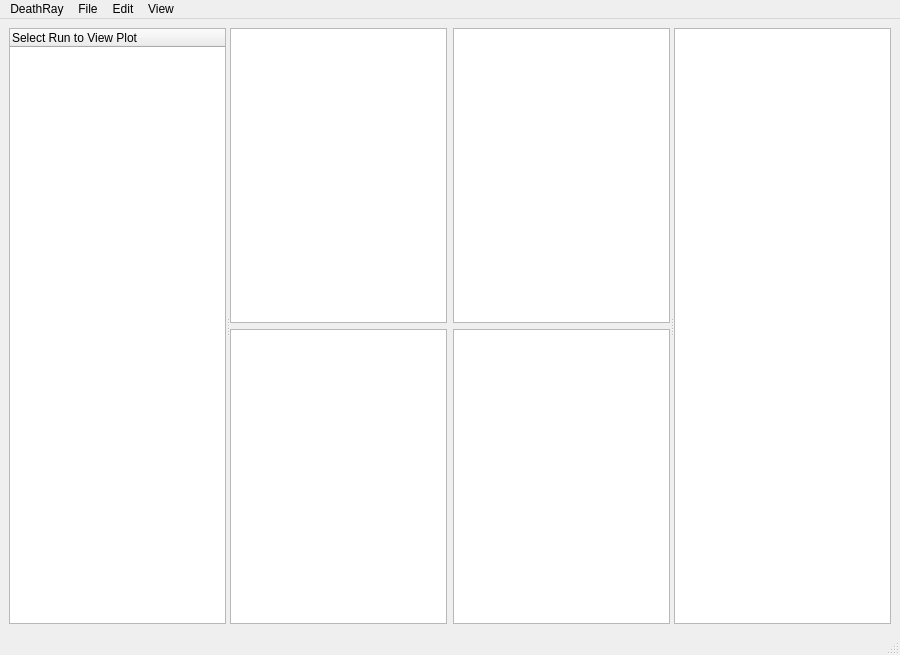
Above: interfaces/interface.ui from doctoboggan/DeathRay before the change. Below: the same form after it.
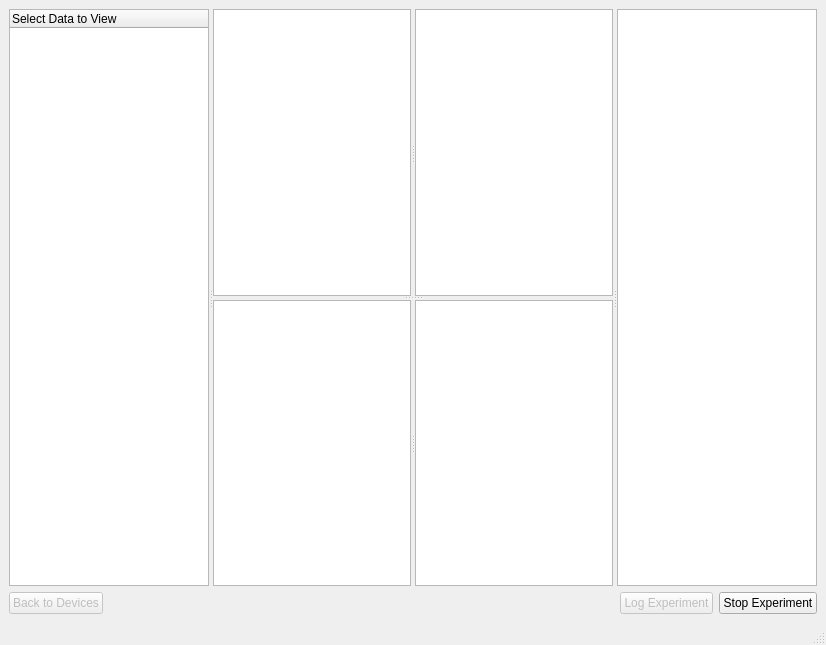
That is the form after the change. Custom widgets are drawn as their Qt base class.

Commit message: added logging from plot window and back button

Diff of the .ui file:
```diff
--- a/interfaces/interface.ui
+++ b/interfaces/interface.ui
@@ -9,8 +9,8 @@
    <rect>
     <x>0</x>
     <y>0</y>
-    <width>900</width>
-    <height>655</height>
+    <width>826</width>
+    <height>645</height>
    </rect>
   </property>
   <property name="contextMenuPolicy">
@@ -20,9 +20,9 @@
    <string>DeathRay</string>
   </property>
   <widget class="QWidget" name="centralwidget">
-   <layout class="QHBoxLayout" name="horizontalLayout">
+   <layout class="QVBoxLayout" name="verticalLayout">
     <item>
-     <widget class="QSplitter" name="splitter">
+     <widget class="QSplitter" name="splitter_4">
       <property name="orientation">
        <enum>Qt::Horizontal</enum>
       </property>
@@ -41,86 +41,78 @@
        </property>
        <column>
         <property name="text">
-         <string>Select Run to View Plot</string>
+         <string>Select Data to View</string>
         </property>
        </column>
       </widget>
-      <widget class="QWidget" name="layoutWidget">
-       <layout class="QGridLayout" name="gridLayout">
-        <item row="0" column="0">
-         <widget class="QwtPlot" name="qwtPlot_1"/>
-        </item>
-        <item row="0" column="1">
-         <widget class="QwtPlot" name="qwtPlot_2"/>
-        </item>
-        <item row="1" column="1">
-         <widget class="QwtPlot" name="qwtPlot_4"/>
-        </item>
-        <item row="1" column="0">
-         <widget class="QwtPlot" name="qwtPlot_3"/>
-        </item>
-       </layout>
+      <widget class="QSplitter" name="splitter_3">
+       <property name="orientation">
+        <enum>Qt::Vertical</enum>
+       </property>
+       <widget class="QSplitter" name="splitter">
+        <property name="orientation">
+         <enum>Qt::Horizontal</enum>
+        </property>
+        <widget class="QwtPlot" name="qwtPlot_1"/>
+        <widget class="QwtPlot" name="qwtPlot_3"/>
+       </widget>
+       <widget class="QSplitter" name="splitter_2">
+        <property name="orientation">
+         <enum>Qt::Horizontal</enum>
+        </property>
+        <widget class="QwtPlot" name="qwtPlot_2"/>
+        <widget class="QwtPlot" name="qwtPlot_4"/>
+       </widget>
       </widget>
       <widget class="QTableWidget" name="tableWidgetData"/>
      </widget>
     </item>
+    <item>
+     <layout class="QHBoxLayout" name="horizontalLayout">
+      <item>
+       <widget class="QPushButton" name="pushButtonBack">
+        <property name="enabled">
+         <bool>false</bool>
+        </property>
+        <property name="text">
+         <string>Back to Devices</string>
+        </property>
+       </widget>
+      </item>
+      <item>
+       <spacer name="horizontalSpacer">
+        <property name="orientation">
+         <enum>Qt::Horizontal</enum>
+        </property>
+        <property name="sizeHint" stdset="0">
+         <size>
+          <width>40</width>
+          <height>20</height>
+         </size>
+        </property>
+       </spacer>
+      </item>
+      <item>
+       <widget class="QPushButton" name="pushButtonLog">
+        <property name="enabled">
+         <bool>false</bool>
+        </property>
+        <property name="text">
+         <string>Log Experiment</string>
+        </property>
+       </widget>
+      </item>
+      <item>
+       <widget class="QPushButton" name="pushButtonStopStart">
+        <property name="text">
+         <string>Stop Experiment</string>
+        </property>
+       </widget>
+      </item>
+     </layout>
+    </item>
    </layout>
   </widget>
-  <widget class="QMenuBar" name="menubar">
-   <property name="geometry">
-    <rect>
-     <x>0</x>
-     <y>0</y>
-     <width>900</width>
-     <height>22</height>
-    </rect>
-   </property>
-   <widget class="QMenu" name="menuFile">
-    <property name="title">
-     <string>File</string>
-    </property>
-    <addaction name="actionNew_Experiment"/>
-    <addaction name="actionOpen"/>
-    <addaction name="separator"/>
-    <addaction name="actionSave_Plot"/>
-    <addaction name="separator"/>
-    <addaction name="actionSave_Experiment_Setup"/>
-   </widget>
-   <widget class="QMenu" name="menuDeathRay">
-    <property name="title">
-     <string>DeathRay</string>
-    </property>
-    <addaction name="actionAbout_DeathRay"/>
-   </widget>
-   <widget class="QMenu" name="menuEdit">
-    <property name="title">
-     <string>Edit</string>
-    </property>
-    <addaction name="actionCopy_Plot"/>
-    <addaction name="separator"/>
-    <addaction name="actionCopy"/>
-    <addaction name="actionPaste"/>
-   </widget>
-   <widget class="QMenu" name="menuView">
-    <property name="title">
-     <string>View</string>
-    </property>
-    <widget class="QMenu" name="menuPlots">
-     <property name="title">
-      <string>Plots</string>
-     </property>
-     <addaction name="actionOne_Plot"/>
-     <addaction name="actionTwo_Plots"/>
-     <addaction name="actionThree_Plots"/>
-     <addaction name="actionFour_Plots"/>
-    </widget>
-    <addaction name="menuPlots"/>
-   </widget>
-   <addaction name="menuDeathRay"/>
-   <addaction name="menuFile"/>
-   <addaction name="menuEdit"/>
-   <addaction name="menuView"/>
-  </widget>
   <widget class="QStatusBar" name="statusbar"/>
   <action name="actionAbout">
    <property name="text">
```
The commit also changes 5 other files.
